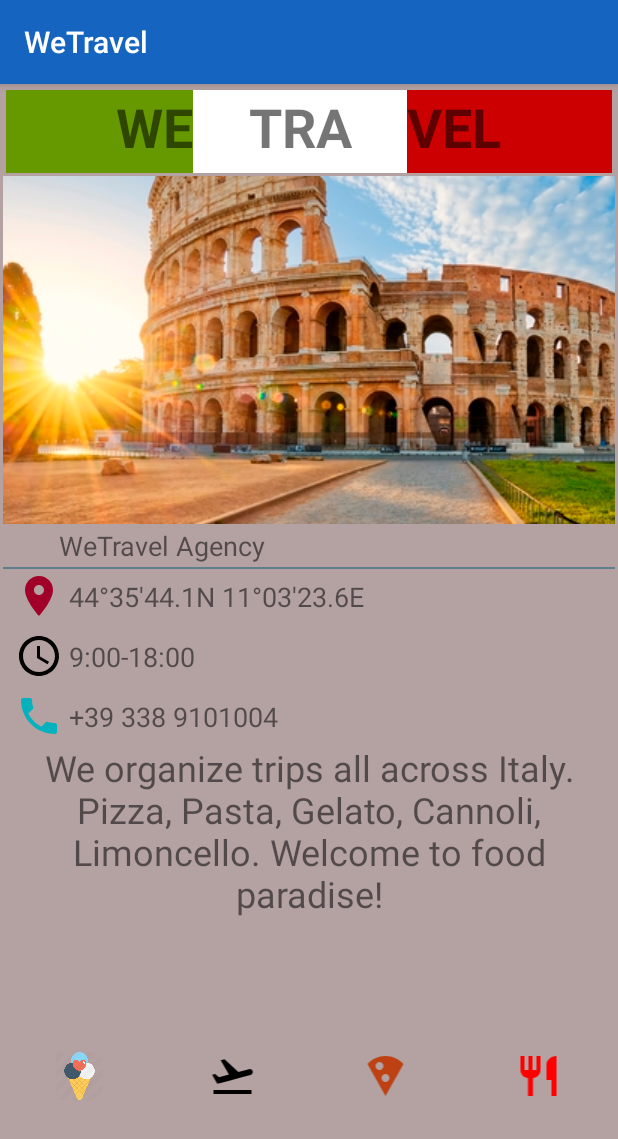
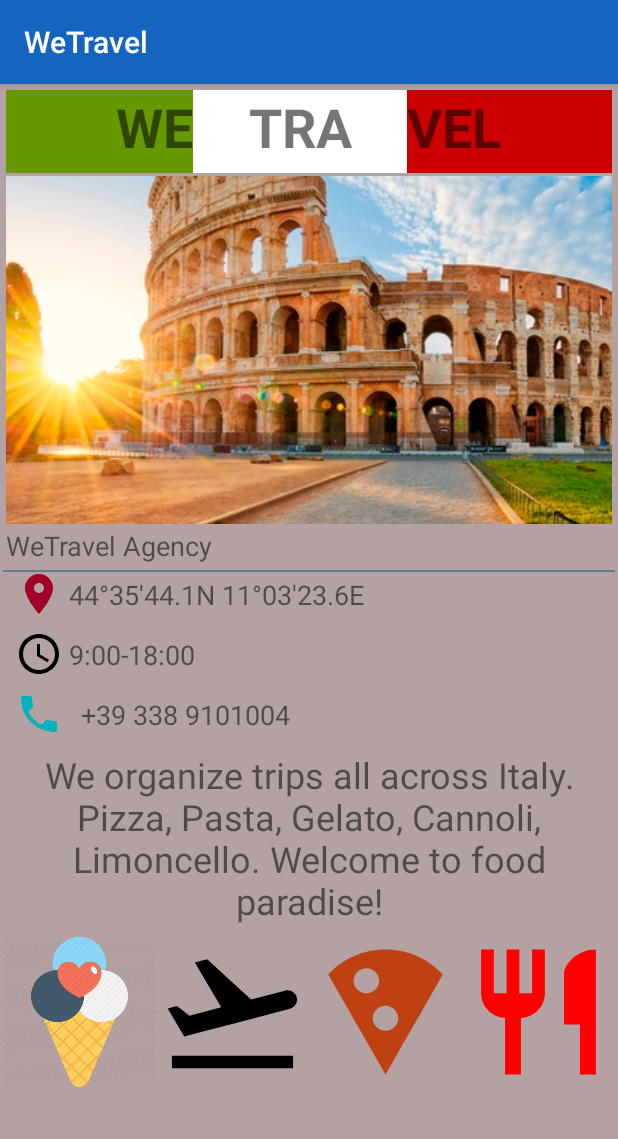
Before and after one commit to frakka92/WeTravel, an Android app: the screen it shows after launch (MainActivity), on a phone screen of 412 x 824 dp. Shown: the top 1139 px of the screen. Run offline under Robolectric (Android 15) with nearby library versions, the phone set to English and light mode, and no system bars.

Commit message:
update scrollview

```diff
--- a/app/src/main/res/layout/activity_main.xml
+++ b/app/src/main/res/layout/activity_main.xml
@@ -1,27 +1,11 @@
 <?xml version="1.0" encoding="utf-8"?>
-<android.support.constraint.ConstraintLayout xmlns:android="http://schemas.android.com/apk/res/android"
-    xmlns:app="http://schemas.android.com/apk/res-auto"
+<RelativeLayout xmlns:android="http://schemas.android.com/apk/res/android"
     xmlns:tools="http://schemas.android.com/tools"
     android:layout_width="match_parent"
     android:layout_height="match_parent"
     android:background="@color/bcg_app"
     android:padding="2dp"
     tools:context=".MainActivity">
-
-    <ImageView
-        android:id="@+id/colosseum"
-        android:layout_width="wrap_content"
-        android:layout_height="232dp"
-        android:layout_marginStart="8dp"
-        android:layout_marginTop="2dp"
-        android:layout_marginEnd="8dp"
-        android:adjustViewBounds="false"
-        android:cropToPadding="false"
-        android:scaleType="center"
-        android:src="@drawable/colosseum"
-        app:layout_constraintEnd_toEndOf="parent"
-        app:layout_constraintStart_toStartOf="parent"
-        app:layout_constraintTop_toBottomOf="@+id/linearLayout" />
 
     <LinearLayout
         android:id="@+id/linearLayout"
@@ -30,10 +14,7 @@
         android:layout_marginStart="2dp"
         android:layout_marginTop="2dp"
         android:layout_marginEnd="2dp"
-        android:orientation="horizontal"
-        app:layout_constraintEnd_toEndOf="parent"
-        app:layout_constraintStart_toStartOf="parent"
-        app:layout_constraintTop_toTopOf="parent">
+        android:orientation="horizontal">
 
         <TextView
             android:id="@+id/we_text"
@@ -67,161 +48,171 @@
             android:textAlignment="viewStart"
             android:textSize="36sp"
             android:textStyle="bold" />
+
     </LinearLayout>
+
+    <ScrollView
+        android:layout_width="match_parent"
+        android:layout_height="match_parent"
+        android:layout_below="@+id/linearLayout">
+
+        <RelativeLayout
+            android:layout_width="match_parent"
+            android:layout_height="wrap_content"
+            android:orientation="vertical">
+
+            <ImageView
+                android:id="@+id/colosseum"
+                android:layout_width="match_parent"
+                android:layout_height="232dp"
+                android:layout_marginStart="2dp"
+                android:layout_marginTop="2dp"
+                android:layout_marginEnd="2dp"
+                android:adjustViewBounds="false"
+                android:cropToPadding="false"
+                android:scaleType="center"
+                android:src="@drawable/colosseum" />
 
             <TextView
                 android:id="@+id/header"
-        android:layout_width="333dp"
+                android:layout_width="wrap_content"
                 android:layout_height="wrap_content"
+                android:layout_below="@id/colosseum"
                 android:layout_margin="2dp"
-        android:layout_marginStart="8dp"
-        android:layout_marginEnd="8dp"
                 android:text="@string/header"
                 android:textAlignment="textStart"
-        android:textSize="18sp"
-        app:layout_constraintBottom_toBottomOf="parent"
-        app:layout_constraintEnd_toEndOf="parent"
-        app:layout_constraintStart_toStartOf="parent"
-        app:layout_constraintTop_toBottomOf="@id/colosseum"
-        app:layout_constraintVertical_bias="0.0" />
+                android:textSize="18sp" />
 
             <View
                 android:id="@+id/view"
                 android:layout_width="match_parent"
                 android:layout_height="1dp"
+                android:layout_below="@id/header"
                 android:layout_marginTop="2dp"
-        android:background="@color/divider_color"
-        app:layout_constraintEnd_toEndOf="parent"
-        app:layout_constraintStart_toStartOf="parent"
-        app:layout_constraintTop_toBottomOf="@+id/header" />
+                android:background="@color/divider_color" />
 
             <ImageView
                 android:id="@+id/location_icon"
                 android:layout_width="32dp"
                 android:layout_height="32dp"
+                android:layout_below="@id/header"
                 android:layout_marginStart="8dp"
                 android:layout_marginTop="2dp"
-        app:layout_constraintStart_toStartOf="parent"
-        app:layout_constraintTop_toBottomOf="@id/view"
-        app:srcCompat="@drawable/ic_place_black_24dp"
-        tools:layout_editor_absoluteY="326dp" />
+                android:background="@drawable/ic_place_black_24dp" />
 
 
             <ImageView
                 android:id="@+id/clock_icon"
                 android:layout_width="32dp"
                 android:layout_height="32dp"
+                android:layout_below="@id/location_icon"
                 android:layout_marginStart="8dp"
                 android:layout_marginTop="8dp"
-        app:layout_constraintStart_toStartOf="parent"
-        app:layout_constraintTop_toBottomOf="@+id/location_icon"
-        app:srcCompat="@drawable/ic_query_builder_black_24dp" />
+                android:background="@drawable/ic_query_builder_black_24dp" />
 
             <ImageView
                 android:id="@+id/phone_icon"
                 android:layout_width="32dp"
                 android:layout_height="32dp"
+                android:layout_below="@id/clock_icon"
                 android:layout_margin="8dp"
                 android:layout_marginStart="8dp"
                 android:layout_marginTop="8dp"
-        android:contentDescription="@string/item_icon"
-        app:layout_constraintStart_toStartOf="parent"
-        app:layout_constraintTop_toBottomOf="@+id/clock_icon"
-        app:srcCompat="@drawable/ic_phone_black_24dp" />
+                android:background="@drawable/ic_phone_black_24dp"
+                android:contentDescription="@string/item_icon" />
 
 
             <TextView
                 android:id="@+id/location"
                 android:layout_width="wrap_content"
                 android:layout_height="wrap_content"
+                android:layout_below="@id/colosseum"
+                android:layout_alignTop="@id/location_icon"
                 android:layout_margin="4dp"
+                android:layout_toEndOf="@id/location_icon"
                 android:text="@string/location_item"
                 android:textAlignment="textStart"
-        android:textSize="18sp"
-        app:layout_constraintBottom_toBottomOf="@id/location_icon"
-        app:layout_constraintLeft_toRightOf="@id/location_icon"
-        app:layout_constraintTop_toTopOf="@id/location_icon" />
+                android:textSize="18sp" />
 
             <TextView
                 android:id="@+id/schedule_item"
                 android:layout_width="wrap_content"
                 android:layout_height="wrap_content"
+                android:layout_below="@id/location_icon"
+                android:layout_alignTop="@id/clock_icon"
                 android:layout_margin="4dp"
+                android:layout_toEndOf="@id/clock_icon"
                 android:text="@string/clock_item"
                 android:textAlignment="textStart"
-        android:textSize="18sp"
-        app:layout_constraintBottom_toBottomOf="@+id/clock_icon"
-        app:layout_constraintStart_toEndOf="@+id/clock_icon"
-        app:layout_constraintTop_toTopOf="@+id/clock_icon" />
+                android:textSize="18sp" />
 
             <TextView
                 android:id="@+id/phone_text"
                 android:layout_width="wrap_content"
                 android:layout_height="wrap_content"
+                android:layout_below="@id/clock_icon"
+                android:layout_alignTop="@id/phone_icon"
                 android:layout_margin="4dp"
+                android:layout_toEndOf="@id/phone_icon"
                 android:text="@string/phone_item"
                 android:textAlignment="textStart"
-        android:textSize="18sp"
-        app:layout_constraintBottom_toBottomOf="@+id/phone_icon"
-        app:layout_constraintStart_toEndOf="@+id/phone_icon"
-        app:layout_constraintTop_toTopOf="@+id/phone_icon" />
+                android:textSize="18sp" />
 
             <TextView
                 android:id="@+id/description"
                 android:layout_width="wrap_content"
                 android:layout_height="wrap_content"
-        android:layout_marginTop="2dp"
+                android:layout_below="@+id/phone_icon"
                 android:text="@string/desc_agency"
                 android:textAlignment="center"
-        android:textSize="24sp"
-        app:layout_constraintEnd_toEndOf="parent"
-        app:layout_constraintStart_toStartOf="parent"
-        app:layout_constraintTop_toBottomOf="@+id/phone_icon" />
+                android:textSize="24sp" />
 
             <LinearLayout
+                android:id="@+id/linearLayout2"
                 android:layout_width="match_parent"
-        android:layout_height="wrap_content"
-        android:orientation="horizontal"
-
-        app:layout_constraintBottom_toBottomOf="parent"
-        app:layout_constraintEnd_toEndOf="parent"
-        app:layout_constraintStart_toStartOf="parent"
-        app:layout_constraintTop_toBottomOf="@+id/description">
+                android:layout_height="100dp"
+                android:layout_below="@id/description"
+                android:layout_marginTop="8dp"
+                android:gravity="center"
+                android:orientation="horizontal">
 
                 <ImageView
                     android:id="@+id/ice_cream"
                     android:layout_width="32dp"
-            android:layout_height="32dp"
-            android:layout_gravity="center"
+                    android:layout_height="match_parent"
                     android:layout_weight="1"
-            app:srcCompat="@drawable/ice_cream" />
+                    android:background="@drawable/ice_cream"
+                    android:contentDescription="@string/item_icon" />
 
                 <ImageView
                     android:id="@+id/plane"
                     android:layout_width="32dp"
-            android:layout_height="32dp"
-            android:layout_gravity="center"
+                    android:layout_height="match_parent"
                     android:layout_weight="1"
-            android:contentDescription="@string/item_icon"
-            app:srcCompat="@drawable/ic_flight_takeoff_black_24dp" />
+                    android:background="@drawable/ic_flight_takeoff_black_24dp"
+                    android:contentDescription="@string/item_icon" />
 
                 <ImageView
                     android:id="@+id/pizza"
                     android:layout_width="32dp"
-            android:layout_height="32dp"
-            android:layout_gravity="center"
+                    android:layout_height="match_parent"
                     android:layout_weight="1"
-            android:contentDescription="@string/item_icon"
-            app:srcCompat="@drawable/ic_local_pizza_black_24dp" />
+                    android:background="@drawable/ic_local_pizza_black_24dp"
+                    android:contentDescription="@string/item_icon" />
 
                 <ImageView
                     android:id="@+id/food"
                     android:layout_width="32dp"
-            android:layout_height="32dp"
-            android:layout_gravity="center"
+                    android:layout_height="match_parent"
                     android:layout_weight="1"
-            android:contentDescription="@string/item_icon"
-            app:srcCompat="@drawable/ic_restaurant_black_24dp" />
+                    android:background="@drawable/ic_restaurant_black_24dp"
+                    android:contentDescription="@string/item_icon" />
+
             </LinearLayout>
 
-</android.support.constraint.ConstraintLayout>
+
+        </RelativeLayout>
+    </ScrollView>
+
+
+</RelativeLayout>
```
Also changed, not shown: app/src/main/res/layout/activity_main_old.xml (added, +227 -0 lines). Lines whose indentation alone changed are shown as unchanged.
